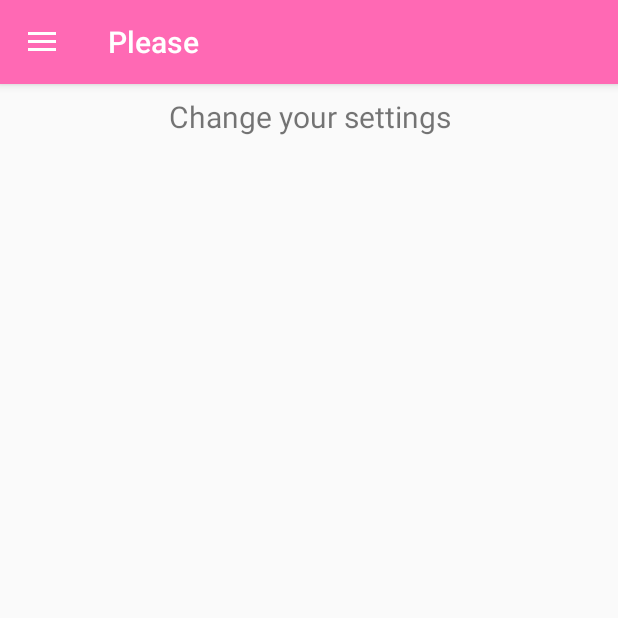
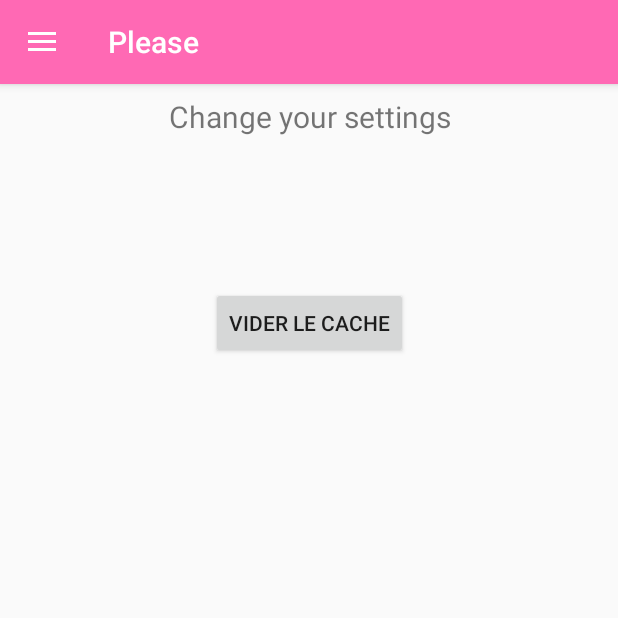
Before and after one commit to PinsardF/Gruiker, an Android app: the screen it shows after launch (MainActivity), after a tap on "Settings", on a phone screen of 412 x 824 dp, the top half of it. Run offline under Robolectric (Android 15) with nearby library versions, the phone set to English and light mode, and no system bars; 1 other tap on this screen came first.

Commit message:
Languages layout : language form Next objective : settings layer CURRENT LINE : SettingsModelView

```diff
--- a/app/src/main/java/com/example/gruiker/ViewModel/SettingsViewModel.java
+++ b/app/src/main/java/com/example/gruiker/ViewModel/SettingsViewModel.java
@@ -1,4 +1,7 @@
 package com.example.gruiker.ViewModel;
+
+import android.content.Context;
+import android.content.SharedPreferences;
 
 import androidx.lifecycle.LiveData;
 import androidx.lifecycle.MutableLiveData;
@@ -7,10 +10,17 @@ import androidx.lifecycle.ViewModel;
 public class SettingsViewModel extends ViewModel {
 
     private MutableLiveData<String> mText;
+    SharedPreferences sharedPreferences;
+    SharedPreferences.Editor editor;
 
     public SettingsViewModel() {
+        //sharedPreferences = getSharedPreferences("", Context.MODE_PRIVATE);
         mText = new MutableLiveData<>();
         mText.setValue("Change your settings");
+    }
+
+    public void clear_cache(){
+
     }
 
     public LiveData<String> getText() {
--- a/app/src/main/res/layout/fragment_settings.xml
+++ b/app/src/main/res/layout/fragment_settings.xml
@@ -1,6 +1,7 @@
 <?xml version="1.0" encoding="utf-8"?>
 <androidx.constraintlayout.widget.ConstraintLayout xmlns:android="http://schemas.android.com/apk/res/android"
     xmlns:app="http://schemas.android.com/apk/res-auto"
+    xmlns:tools="http://schemas.android.com/tools"
     android:layout_width="match_parent"
     android:layout_height="match_parent"
     >
@@ -17,4 +18,15 @@
         app:layout_constraintEnd_toEndOf="parent"
         app:layout_constraintStart_toStartOf="parent"
         app:layout_constraintTop_toTopOf="parent" />
+
+    <Button
+        android:id="@+id/button_clearcache"
+        android:layout_width="wrap_content"
+        android:layout_height="wrap_content"
+        android:layout_marginTop="100dp"
+        android:text="Vider le cache"
+        android:onClick="clear_cache"
+        app:layout_constraintEnd_toEndOf="parent"
+        app:layout_constraintStart_toStartOf="parent"
+        app:layout_constraintTop_toBottomOf="@+id/text_settings" />
 </androidx.constraintlayout.widget.ConstraintLayout>
```
Also changed, not shown: app/src/main/res/drawable/gruiker_symbol.png (added), app/src/main/res/drawable/gruiker_symbol_test.png (added), 1 other file.
